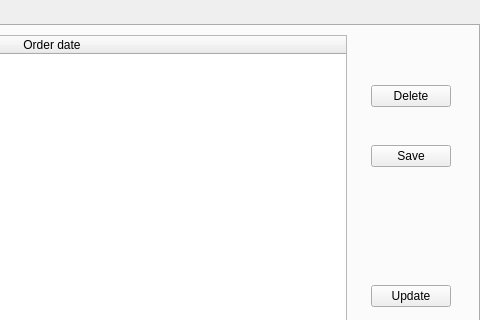
The window that ui/librarianForm.ui (Kamikoto-sama/NetBookShop) describes before a commit, drawn with Qt 5; both pictures show x 454 to 934 and y 0 to 320 of the 934 by 568 pixel window.
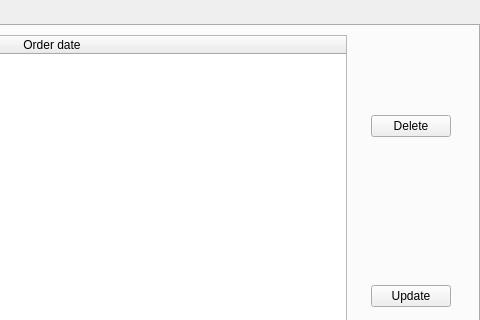
The same window after the commit. The open tabs and pages were chosen to show the change.

Patch:
```diff
--- a/ui/librarianForm.ui
+++ b/ui/librarianForm.ui
@@ -650,16 +650,6 @@
                </property>
               </widget>
              </item>
-             <item>
-              <widget class="QPushButton" name="pushButton_10">
-               <property name="cursor">
-                <cursorShape>PointingHandCursor</cursorShape>
-               </property>
-               <property name="text">
-                <string>Save</string>
-               </property>
-              </widget>
-             </item>
             </layout>
            </widget>
           </item>
```
Left out of the diff: 7 changed lines with no effect on the pictures.
